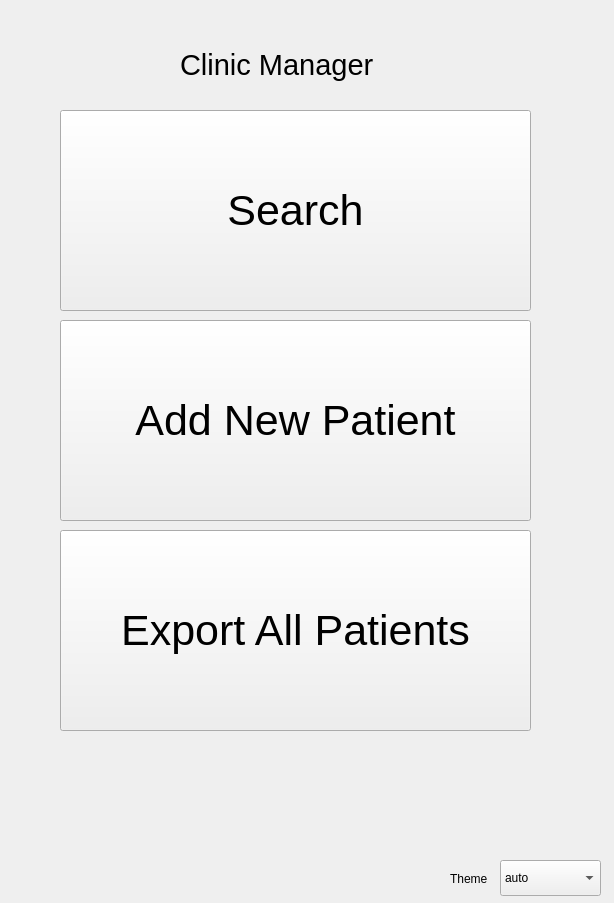
Old version of the form form.ui in the repository OhaoTech/ClinicManager.
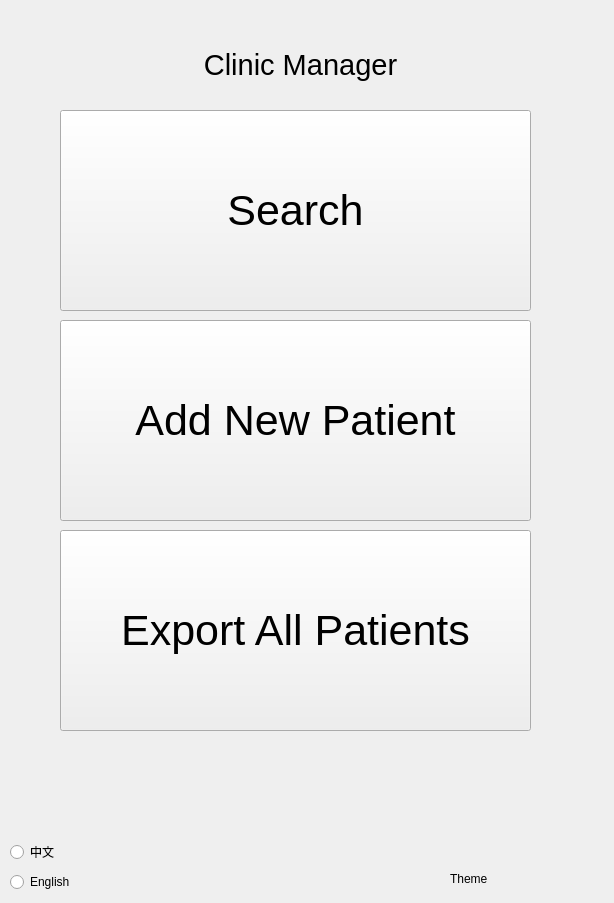
New version of the form. Icons and pictures are not drawn.

The edit to the form file:
```diff
--- a/form.ui
+++ b/form.ui
@@ -21,14 +21,14 @@
    <widget class="QLabel" name="logo_label">
     <property name="geometry">
      <rect>
-      <x>180</x>
+      <x>170</x>
       <y>30</y>
       <width>261</width>
       <height>71</height>
      </rect>
     </property>
     <property name="text">
-     <string>&lt;html&gt;&lt;head/&gt;&lt;body&gt;&lt;p&gt;&lt;span style=&quot; font-size:22pt;&quot;&gt;Clinic Manager&lt;/span&gt;&lt;/p&gt;&lt;/body&gt;&lt;/html&gt;</string>
+     <string>&lt;html&gt;&lt;head/&gt;&lt;body&gt;&lt;p align=&quot;center&quot;&gt;&lt;span style=&quot; font-size:22pt;&quot;&gt;Clinic Manager&lt;/span&gt;&lt;/p&gt;&lt;/body&gt;&lt;/html&gt;</string>
     </property>
    </widget>
    <widget class="QPushButton" name="searchButton">
@@ -98,30 +98,31 @@
      <string>Theme</string>
     </property>
    </widget>
-   <widget class="QComboBox" name="theme_comboBox">
+   <widget class="QRadioButton" name="en_radioButton">
     <property name="geometry">
      <rect>
-      <x>500</x>
-      <y>860</y>
-      <width>101</width>
-      <height>36</height>
+      <x>10</x>
+      <y>870</y>
+      <width>114</width>
+      <height>24</height>
      </rect>
     </property>
-    <item>
      <property name="text">
-      <string>auto</string>
-     </property>
-    </item>
-    <item>
-     <property name="text">
-      <string>light</string>
-     </property>
-    </item>
-    <item>
+     <string>English</string>
+    </property>
+   </widget>
+   <widget class="QRadioButton" name="cn_radioButton">
+    <property name="geometry">
+     <rect>
+      <x>10</x>
+      <y>840</y>
+      <width>114</width>
+      <height>24</height>
+     </rect>
+    </property>
      <property name="text">
-      <string>dark</string>
-     </property>
-    </item>
+     <string>中文</string>
+    </property>
    </widget>
   </widget>
   <action name="actionImport">
```
Lines whose indentation alone changed are shown as unchanged.
